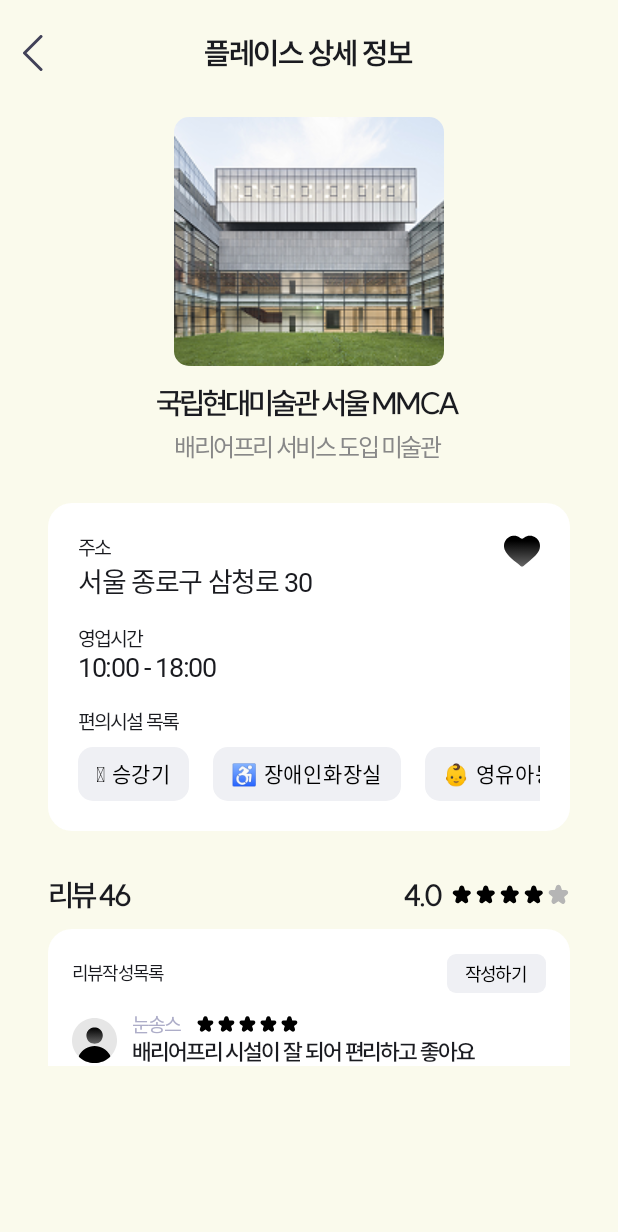
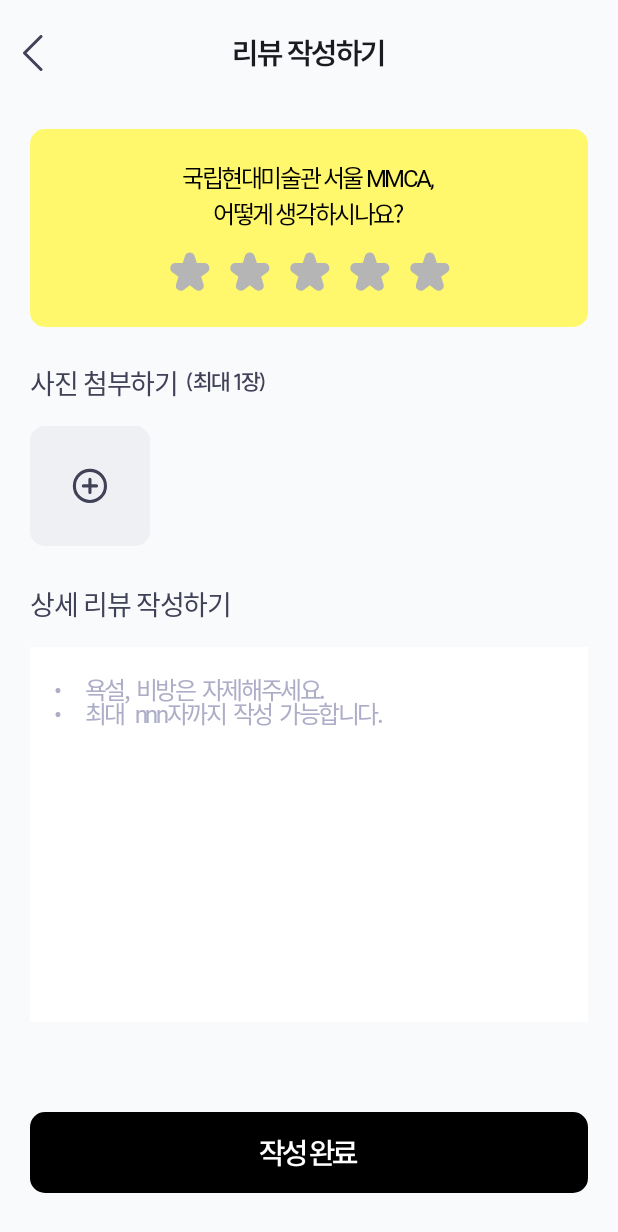
Before and after one commit to barrier-free-app/barrier-free-frontend, an Android app built with Jetpack Compose: the screen it shows after launch (MainActivity), after a tap on "작성하기", on a phone screen of 412 x 824 dp. Shown: the top 1232 px of the screen. Run offline under Robolectric (Android 15) with nearby library versions, the phone set to English and light mode, and no system bars; our stand-ins replace Dagger/Hilt's generated code, accompanist; pictures from the network do not load; Roboto replaces fonts that are not available here; 1 other tap on this screen came first.

Commit message:
[FEAT] #10 리뷰 작성 페이지 구현 및 네비게이션 연결

```diff
--- a/app/build.gradle.kts
+++ b/app/build.gradle.kts
@@ -141,4 +141,8 @@ dependencies {
     implementation(libs.naver.map.location)
     implementation(libs.play.services.location)
 
+    //사진 등록시 필요
+    implementation("androidx.activity:activity-compose:1.7.2")
+    implementation("io.coil-kt:coil-compose:2.4.0")
+
 }
--- /dev/null
+++ b/app/src/main/java/com/moduro/barrier_free_app/presentation/detail/navigation/DetailNavGraph.kt
@@ -0,0 +1,24 @@
+package com.moduro.barrier_free_app.presentation.detail.navigation
+
+import androidx.navigation.NavGraphBuilder
+import androidx.navigation.compose.composable
+import com.moduro.barrier_free_app.presentation.detail.screen.PlaceDetailScreen
+import com.moduro.barrier_free_app.presentation.detail.screen.ReviewWriteScreen
+
+fun NavGraphBuilder.detailNavGraph(
+    navigator: DetailNavigator
+) {
+    composable("placeDetail") {
+        PlaceDetailScreen(
+            onBackClick = { navigator.navController.popBackStack() },
+            onWriteReviewClick = { navigator.navigateToReview() }
+        )
+    }
+
+    composable("review") {
+        ReviewWriteScreen(
+            onBackClick = { navigator.navController.popBackStack() },
+            onSubmitClick = { navigator.navController.popBackStack() }
+        )
+    }
+}
--- /dev/null
+++ b/app/src/main/java/com/moduro/barrier_free_app/presentation/detail/navigation/DetailNavigator.kt
@@ -0,0 +1,11 @@
+package com.moduro.barrier_free_app.presentation.detail.navigation
+
+import androidx.navigation.NavController
+
+class DetailNavigator(
+    val navController: NavController
+) {
+    fun navigateToReview() {
+        navController.navigate("review")
+    }
+}
--- a/app/src/main/java/com/moduro/barrier_free_app/presentation/detail/screen/DetailScreen.kt
+++ b/app/src/main/java/com/moduro/barrier_free_app/presentation/detail/screen/DetailScreen.kt
@@ -54,6 +54,7 @@ import com.moduro.barrier_free_app.core_ui.theme.Text5
 @Composable
 fun PlaceDetailScreen(
     onBackClick: () -> Unit,
+    onWriteReviewClick: () -> Unit,
     isReportedByUser: Boolean = true,
     viewModel: DetailViewModel = hiltViewModel()
 ) {
@@ -218,7 +219,7 @@ fun PlaceDetailScreen(
                     )
 
                     Button(
-                        onClick = { /* TODO: 리뷰 작성 화면 이동 */ },
+                        onClick = { onWriteReviewClick() },
                         shape = RoundedCornerShape(6.dp),
                         colors = ButtonDefaults.buttonColors(
                             containerColor = Button1,
@@ -377,13 +378,3 @@ fun ReviewItem(name: String, rating: Int, text: String) {
         }
     }
 }
-
-
-
-@Preview(showBackground = true)
-@Composable
-fun PlaceDetailScreenPreview() {
-    PlaceDetailScreen(
-        onBackClick = {}
-    )
-}
--- a/app/src/main/java/com/moduro/barrier_free_app/presentation/detail/screen/DetailScreenViewModel.kt
+++ b/app/src/main/java/com/moduro/barrier_free_app/presentation/detail/screen/DetailScreenViewModel.kt
@@ -1,5 +1,6 @@
 package com.moduro.barrier_free_app.presentation.detail.screen
 
+import android.net.Uri
 import androidx.lifecycle.ViewModel
 import androidx.lifecycle.viewModelScope
 import com.moduro.barrier_free_app.core_ui.component.RecommendType
@@ -12,6 +13,7 @@ import javax.inject.Inject
 @HiltViewModel
 class DetailViewModel @Inject constructor() : ViewModel() {
 
+    //상세 페이지 관련
     private val _placeDetail = MutableStateFlow<PlaceDetail?>(null)
     val placeDetail: StateFlow<PlaceDetail?> = _placeDetail
 
@@ -20,6 +22,16 @@ class DetailViewModel @Inject constructor() : ViewModel() {
 
     private val _recommendType = MutableStateFlow<RecommendType?>(null)
     val recommendType: StateFlow<RecommendType?> = _recommendType
+
+    //리뷰 관련
+    private val _rating = MutableStateFlow(0)
+    val rating: StateFlow<Int> = _rating
+
+    private val _reviewText = MutableStateFlow("")
+    val reviewText: StateFlow<String> = _reviewText
+
+    private val _selectedImageUri = MutableStateFlow<Uri?>(null)
+    val selectedImageUri: StateFlow<Uri?> = _selectedImageUri
 
     fun onThumbUpClicked() {
         _recommendType.value = RecommendType.THUMB_UP
@@ -68,6 +80,27 @@ class DetailViewModel @Inject constructor() : ViewModel() {
             _placeDetail.value = dummy
         }
     }
+
+    //리뷰관련
+    fun setRating(value: Int) {
+        _rating.value = value
+    }
+
+    fun setReviewText(value: String) {
+        _reviewText.value = value
+    }
+
+    fun setSelectedImageUri(uri: Uri?) {
+        _selectedImageUri.value = uri
+    }
+
+    fun resetReviewInputs() {
+        _rating.value = 0
+        _reviewText.value = ""
+        _selectedImageUri.value = null
+    }
+
+
 }
 
 
--- /dev/null
+++ b/app/src/main/java/com/moduro/barrier_free_app/presentation/detail/screen/ReviewWriteScreen.kt
@@ -0,0 +1,230 @@
+package com.moduro.barrier_free_app.presentation.detail.screen
+
+import android.net.Uri
+import androidx.activity.compose.rememberLauncherForActivityResult
+import androidx.activity.result.contract.ActivityResultContracts
+import androidx.compose.foundation.Image
+import androidx.compose.foundation.background
+import androidx.compose.foundation.clickable
+import androidx.compose.foundation.layout.Arrangement
+import androidx.compose.foundation.layout.Box
+import androidx.compose.foundation.layout.Column
+import androidx.compose.foundation.layout.Row
+import androidx.compose.foundation.layout.Spacer
+import androidx.compose.foundation.layout.fillMaxSize
+import androidx.compose.foundation.layout.fillMaxWidth
+import androidx.compose.foundation.layout.height
+import androidx.compose.foundation.layout.padding
+import androidx.compose.foundation.layout.size
+import androidx.compose.foundation.layout.width
+import androidx.compose.foundation.rememberScrollState
+import androidx.compose.foundation.shape.RoundedCornerShape
+import androidx.compose.foundation.verticalScroll
+import androidx.compose.material3.Button
+import androidx.compose.material3.ButtonDefaults
+import androidx.compose.material3.Surface
+import androidx.compose.material3.Text
+import androidx.compose.material3.TextField
+import androidx.compose.material3.TextFieldDefaults
+import androidx.compose.runtime.Composable
+import androidx.compose.runtime.SideEffect
+import androidx.compose.runtime.collectAsState
+import androidx.compose.runtime.getValue
+import androidx.compose.ui.Alignment
+import androidx.compose.ui.Modifier
+import androidx.compose.ui.draw.clip
+import androidx.compose.ui.graphics.Color
+import androidx.compose.ui.res.painterResource
+import androidx.compose.ui.tooling.preview.Preview
+import androidx.compose.ui.unit.dp
+import androidx.hilt.navigation.compose.hiltViewModel
+import coil.compose.rememberAsyncImagePainter
+import com.google.accompanist.systemuicontroller.rememberSystemUiController
+import com.moduro.barrier_free_app.R
+import com.moduro.barrier_free_app.core_ui.component.CommonTopBar
+import com.moduro.barrier_free_app.core_ui.theme.Background1
+import com.moduro.barrier_free_app.core_ui.theme.Background2
+import com.moduro.barrier_free_app.core_ui.theme.Button1
+import com.moduro.barrier_free_app.core_ui.theme.LocalbarrierFreeTypographyProvider
+import com.moduro.barrier_free_app.core_ui.theme.MainYellow
+import com.moduro.barrier_free_app.core_ui.theme.Text3
+import com.moduro.barrier_free_app.core_ui.theme.Text4
+import com.moduro.barrier_free_app.core_ui.theme.Text5
+
+@Composable
+fun ReviewWriteScreen(
+    onBackClick: () -> Unit,
+    onSubmitClick: () -> Unit,
+    viewModel: DetailViewModel = hiltViewModel()
+) {
+    val typography = LocalbarrierFreeTypographyProvider.current
+    val systemUiController = rememberSystemUiController()
+
+    val placeDetail by viewModel.placeDetail.collectAsState()
+    val rating by viewModel.rating.collectAsState()
+    val reviewText by viewModel.reviewText.collectAsState()
+    val selectedImageUri by viewModel.selectedImageUri.collectAsState()
+
+    val launcher = rememberLauncherForActivityResult(
+        contract = ActivityResultContracts.GetContent()
+    ) { uri: Uri? ->
+        viewModel.setSelectedImageUri(uri)
+    }
+
+    SideEffect {
+        systemUiController.setSystemBarsColor(color = Background2)
+    }
+
+    if (placeDetail == null) {
+        Text(text = "로딩중...")
+        return
+    }
+
+    Column(
+        modifier = Modifier
+            .fillMaxSize()
+            .background(color = Background2)
+            .verticalScroll(rememberScrollState())
+            .padding(bottom = 24.dp),
+        horizontalAlignment = Alignment.CenterHorizontally
+    ) {
+        CommonTopBar(title = "리뷰 작성하기", onBackClick = onBackClick)
+        Spacer(modifier = Modifier.height(16.dp))
+
+        Surface(
+            modifier = Modifier
+                .padding(horizontal = 20.dp)
+                .fillMaxWidth(),
+            shape = RoundedCornerShape(10.dp),
+            color = MainYellow
+        ) {
+            Column(
+                modifier = Modifier.padding(vertical = 20.dp),
+                horizontalAlignment = Alignment.CenterHorizontally
+            ) {
+                Text("${placeDetail!!.name},", style = typography.H6_M, color = Color.Black)
+                Text("어떻게 생각하시나요?", style = typography.H6_M, color = Color.Black)
+                Spacer(modifier = Modifier.height(12.dp))
+
+                Row(horizontalArrangement = Arrangement.spacedBy(8.dp)) {
+                    (1..5).forEach { i ->
+                        val icon =
+                            if (i <= rating) R.drawable.ic_star_selected else R.drawable.ic_star_unselected
+                        Image(
+                            painter = painterResource(id = icon),
+                            contentDescription = null,
+                            modifier = Modifier
+                                .size(32.dp)
+                                .clickable { viewModel.setRating(i) }
+                        )
+                    }
+                }
+            }
+        }
+
+        Spacer(modifier = Modifier.height(24.dp))
+        Column(
+            modifier = Modifier
+                .fillMaxWidth()
+                .padding(horizontal = 20.dp)
+        ) {
+            Row {
+                Text("사진 첨부하기", style = typography.H5_SB_5, color = Text4)
+                Spacer(modifier = Modifier.width(3.dp))
+                Text(
+                    "(최대 1장)",
+                    style = typography.H7_M_5,
+                    color = Text4,
+                    modifier = Modifier.padding(top = 3.dp)
+                )
+            }
+
+            Spacer(modifier = Modifier.height(15.dp))
+
+            Box(
+                modifier = Modifier
+                    .size(80.dp)
+                    .clip(RoundedCornerShape(10.dp))
+                    .background(color = Button1)
+                    .clickable { launcher.launch("image/*") },
+                contentAlignment = Alignment.Center
+            ) {
+                if (selectedImageUri != null) {
+                    Image(
+                        painter = rememberAsyncImagePainter(model = selectedImageUri),
+                        contentDescription = "선택된 사진",
+                        modifier = Modifier.fillMaxSize()
+                    )
+                } else {
+                    Image(
+                        painter = painterResource(id = R.drawable.ic_add),
+                        contentDescription = "사진 추가",
+                        modifier = Modifier.size(24.dp)
+                    )
+                }
+            }
+        }
+
+        Spacer(modifier = Modifier.height(25.dp))
+        Column(
+            modifier = Modifier
+                .fillMaxWidth()
+                .padding(horizontal = 20.dp)
+        ) {
+            Text("상세 리뷰 작성하기", style = typography.H5_SB_5, color = Text4)
+            Spacer(modifier = Modifier.height(15.dp))
+
+            TextField(
+                shape = RoundedCornerShape(10.dp),
+                value = reviewText,
+                onValueChange = { viewModel.setReviewText(it) },
+                modifier = Modifier
+                    .fillMaxWidth()
+                    .height(250.dp)
+                    .background(color = Background1),
+                placeholder = {
+                    Text(
+                        "•       욕설,  비방은  자제해주세요.\n•       최대   nnn자까지  작성  가능합니다.",
+                        style = typography.H6_M,
+                        color = Text3
+                    )
+                },
+                maxLines = 5,
+                colors = TextFieldDefaults.colors(
+                    focusedContainerColor = Background1,
+                    unfocusedContainerColor = Background1,
+                    disabledContainerColor = Background1,
+                    focusedIndicatorColor = Color.Transparent,
+                    unfocusedIndicatorColor = Color.Transparent,
+                )
+            )
+        }
+
+        Spacer(modifier = Modifier.height(60.dp))
+
+        Button(
+            onClick = onSubmitClick,
+            shape = RoundedCornerShape(10.dp),
+            colors = ButtonDefaults.buttonColors(
+                containerColor = Text5,
+                contentColor = Background1
+            ),
+            modifier = Modifier
+                .fillMaxWidth()
+                .padding(horizontal = 20.dp)
+                .height(54.dp)
+        ) {
+            Text("작성 완료", style = typography.H4_SB)
+        }
+    }
+}
+
+
+@Preview(showBackground = true, backgroundColor = 0xFFF9F9F9)
+@Composable
+fun ReviewWriteScreenPreview() {
+    ReviewWriteScreen(
+        onBackClick = {},
+        onSubmitClick = {}
+    )
+}
--- a/app/src/main/java/com/moduro/barrier_free_app/presentation/main/navigation/MainNavGraph.kt
+++ b/app/src/main/java/com/moduro/barrier_free_app/presentation/main/navigation/MainNavGraph.kt
@@ -2,6 +2,7 @@ package com.moduro.barrier_free_app.presentation.main.navigation
 
 import androidx.navigation.NavGraphBuilder
 import androidx.navigation.compose.composable
+import com.moduro.barrier_free_app.presentation.detail.navigation.DetailNavigator
 import com.moduro.barrier_free_app.presentation.main.screen.MainRoute
 import com.moduro.barrier_free_app.presentation.example.navigation.ExampleNavigator
 import com.moduro.barrier_free_app.presentation.home.navigation.HomeNavigator
@@ -12,7 +13,8 @@ fun NavGraphBuilder.mainNavGraph(
     mainNavigator: MainNavigator,
     homeNavigator: HomeNavigator,
     mapNavigator: MapNavigator,
-    mypageNavigator: MypageNavigator
+    mypageNavigator: MypageNavigator,
+    detailNavigator: DetailNavigator
 ) {
     composable(route = "main") {
         MainRoute(navigator = mainNavigator)
--- a/app/src/main/java/com/moduro/barrier_free_app/presentation/main/screen/MainActivity.kt
+++ b/app/src/main/java/com/moduro/barrier_free_app/presentation/main/screen/MainActivity.kt
@@ -25,6 +25,7 @@ import com.google.accompanist.systemuicontroller.rememberSystemUiController
 import com.moduro.barrier_free_app.R
 import com.moduro.barrier_free_app.core_ui.theme.Barrier_free_appTheme
 import com.moduro.barrier_free_app.presentation.auth.navigation.AuthNavigator
+import com.moduro.barrier_free_app.presentation.detail.navigation.DetailNavigator
 import com.moduro.barrier_free_app.presentation.example.navigation.ExampleNavigator
 import com.moduro.barrier_free_app.presentation.home.navigation.HomeNavigator
 import com.moduro.barrier_free_app.presentation.main.navigation.MainNavigator
@@ -78,6 +79,7 @@ class MainActivity : ComponentActivity() {
                 val homeNavigator = remember(navController) { HomeNavigator(navController) }
                 val mapNavigator = remember(navController) { MapNavigator(navController) }
                 val mypageNavigator = remember(navController) { MypageNavigator(navController) }
+                val detailNavigator = remember(navController) { DetailNavigator(navController)}
 
 
 
@@ -92,7 +94,8 @@ class MainActivity : ComponentActivity() {
                             mainNavigator = mainNavigator,
                             homeNavigator = homeNavigator,
                             mapNavigator = mapNavigator,
-                            mypageNavigator = mypageNavigator
+                            mypageNavigator = mypageNavigator,
+                            detailNavigator = detailNavigator
                                                     )
                     }
                 )
--- a/app/src/main/java/com/moduro/barrier_free_app/presentation/navigator/ModuroNavHost.kt
+++ b/app/src/main/java/com/moduro/barrier_free_app/presentation/navigator/ModuroNavHost.kt
@@ -11,7 +11,10 @@ import androidx.navigation.compose.NavHost
 import androidx.navigation.compose.composable
 import com.moduro.barrier_free_app.presentation.auth.navigation.AuthNavigator
 import com.moduro.barrier_free_app.presentation.auth.screen.SplashScreen
+import com.moduro.barrier_free_app.presentation.detail.navigation.DetailNavigator
+import com.moduro.barrier_free_app.presentation.detail.navigation.detailNavGraph
 import com.moduro.barrier_free_app.presentation.detail.screen.PlaceDetailScreen
+import com.moduro.barrier_free_app.presentation.detail.screen.ReviewWriteScreen
 import com.moduro.barrier_free_app.presentation.home.navigation.HomeNavigator
 import com.moduro.barrier_free_app.presentation.home.navigation.homeNavGraph
 import com.moduro.barrier_free_app.presentation.main.navigation.MainNavigator
@@ -30,7 +33,8 @@ fun ModuroNavHost(
     mainNavigator: MainNavigator,
     homeNavigator: HomeNavigator,
     mapNavigator: MapNavigator,
-    mypageNavigator: MypageNavigator
+    mypageNavigator: MypageNavigator,
+    detailNavigator: DetailNavigator
 ) {
     Box(
         modifier = modifier
@@ -42,17 +46,20 @@ fun ModuroNavHost(
             startDestination = "placeDetail",
         ) {
             composable("splash") { SplashScreen(navController = authNavigator.navController) }
-            composable("placeDetail") { PlaceDetailScreen(onBackClick = {})}
+            composable("placeDetail") { PlaceDetailScreen(onBackClick = {}, onWriteReviewClick = {})}
+            composable("review") { ReviewWriteScreen(onBackClick = {}, onSubmitClick = {}) }
 
             mainNavGraph(
                 mainNavigator,
                 homeNavigator,
                 mapNavigator,
-                mypageNavigator
+                mypageNavigator,
+                detailNavigator
             )
             homeNavGraph(homeNavigator)
             mapNavGraph(mapNavigator)
             mypageNavGraph(mypageNavigator)
+            detailNavGraph(detailNavigator)
 
         }
     }
--- /dev/null
+++ b/app/src/main/res/drawable/ic_add.xml
@@ -0,0 +1,13 @@
+<vector xmlns:android="http://schemas.android.com/apk/res/android"
+    android:width="24dp"
+    android:height="24dp"
+    android:viewportWidth="24"
+    android:viewportHeight="24">
+  <path
+      android:pathData="M11.953,7.553V16.353M7.553,11.953H16.353M19.286,4.619C23.336,8.669 23.336,15.236 19.286,19.286C15.236,23.336 8.67,23.336 4.62,19.286C0.57,15.236 0.57,8.669 4.62,4.619C8.67,0.569 15.236,0.569 19.286,4.619Z"
+      android:strokeLineJoin="round"
+      android:strokeWidth="2.07416"
+      android:fillColor="#00000000"
+      android:strokeColor="#414158"
+      android:strokeLineCap="round"/>
+</vector>
```
